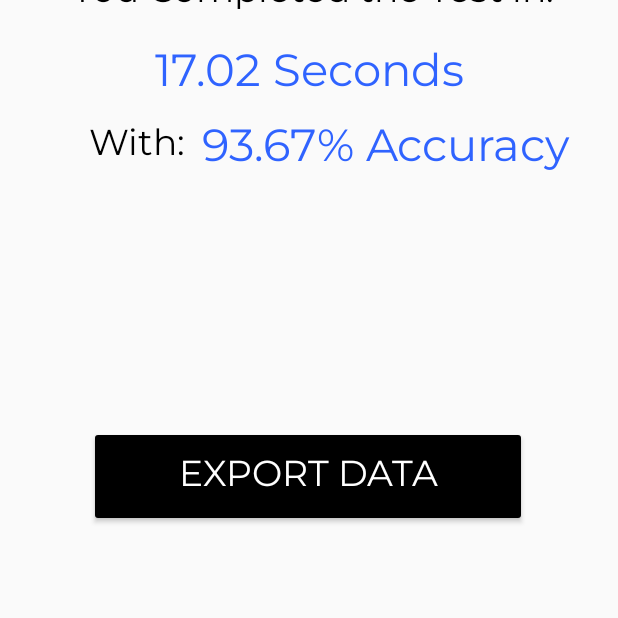
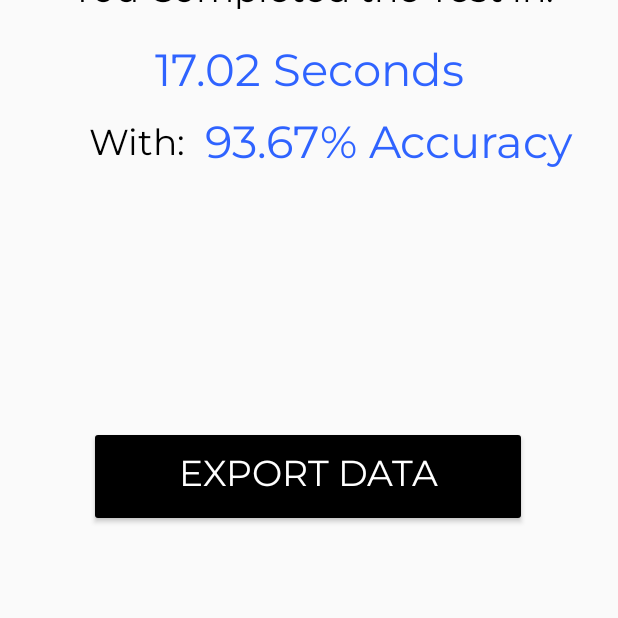
Before and after one commit to Brandogg255/CentralExecutiveFunctionCaptureTool, an Android app: the resultsActivity screen opened directly, with no data from a screen before it, on a phone screen of 412 x 824 dp, the part 618-1236 px from its top. Run offline under Robolectric (Android 15) with nearby library versions, the phone set to English and light mode, and no system bars.

Commit message:
Push 8 21/10/2020

```diff
--- a/app/src/main/res/layout/activity_main.xml
+++ b/app/src/main/res/layout/activity_main.xml
@@ -14,9 +14,11 @@
         android:id="@+id/textView2"
         android:layout_width="wrap_content"
         android:layout_height="wrap_content"
+        android:fontFamily="@font/montserrat"
         android:text="Cognitrace"
         android:textColor="#000000"
         android:textSize="70sp"
+        android:typeface="normal"
         app:layout_constraintBottom_toBottomOf="parent"
         app:layout_constraintLeft_toLeftOf="parent"
         app:layout_constraintRight_toRightOf="parent"
@@ -30,6 +32,7 @@
         android:text="@string/tap_to_continue"
         android:textColor="@android:color/secondary_text_light"
         android:textSize="18sp"
+        android:typeface="normal"
         app:layout_constraintEnd_toEndOf="parent"
         app:layout_constraintStart_toStartOf="parent"
         app:layout_constraintTop_toBottomOf="@+id/textView2" />
--- a/app/src/main/res/layout/activity_results2.xml
+++ b/app/src/main/res/layout/activity_results2.xml
@@ -87,7 +87,7 @@
         app:layout_constraintVertical_bias="0.499" />
 
     <TextView
-        android:id="@+id/textView21"
+        android:id="@+id/secondsResults"
         android:layout_width="301dp"
         android:layout_height="40dp"
         android:fontFamily="@font/montserrat"
@@ -120,7 +120,7 @@
         app:layout_constraintVertical_bias="0.628" />
 
     <TextView
-        android:id="@+id/textView23"
+        android:id="@+id/accuracyResults"
         android:layout_width="250dp"
         android:layout_height="46dp"
         android:fontFamily="@font/montserrat"
@@ -129,8 +129,8 @@
         android:textSize="30sp"
         app:layout_constraintBottom_toBottomOf="parent"
         app:layout_constraintEnd_toEndOf="parent"
-        app:layout_constraintHorizontal_bias="0.832"
+        app:layout_constraintHorizontal_bias="0.844"
         app:layout_constraintStart_toStartOf="parent"
         app:layout_constraintTop_toTopOf="parent"
-        app:layout_constraintVertical_bias="0.629" />
+        app:layout_constraintVertical_bias="0.626" />
 </androidx.constraintlayout.widget.ConstraintLayout>
```
Also changed, not shown: app/src/main/res/layout/activity_pop.xml (+0 -18 lines).
